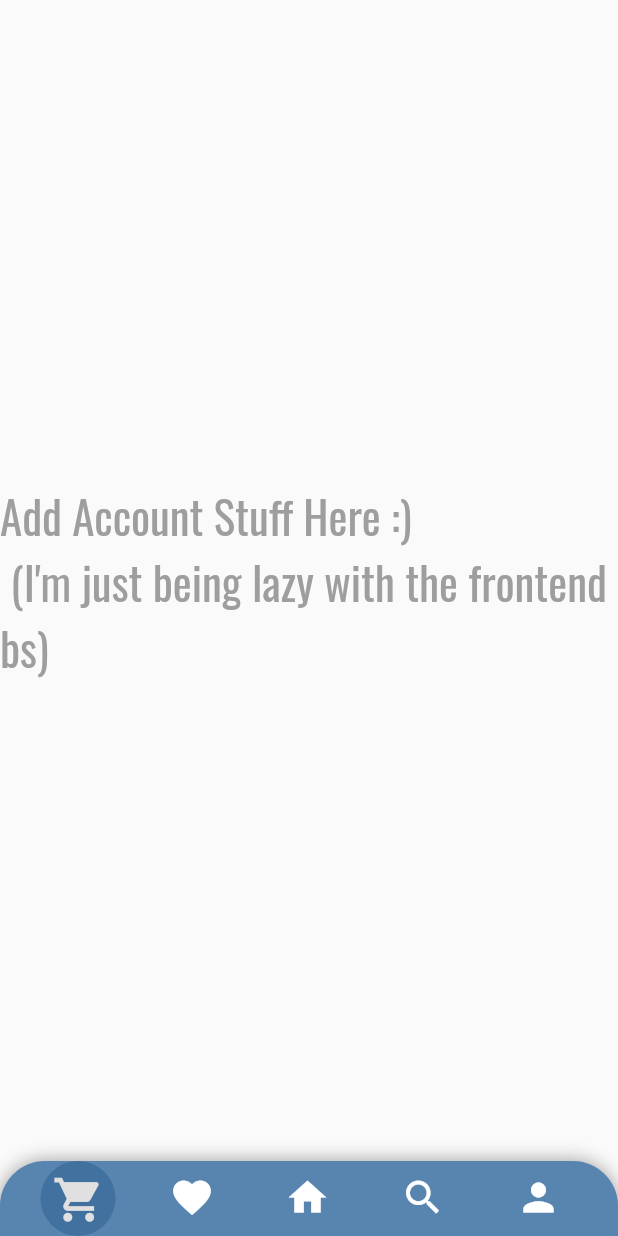
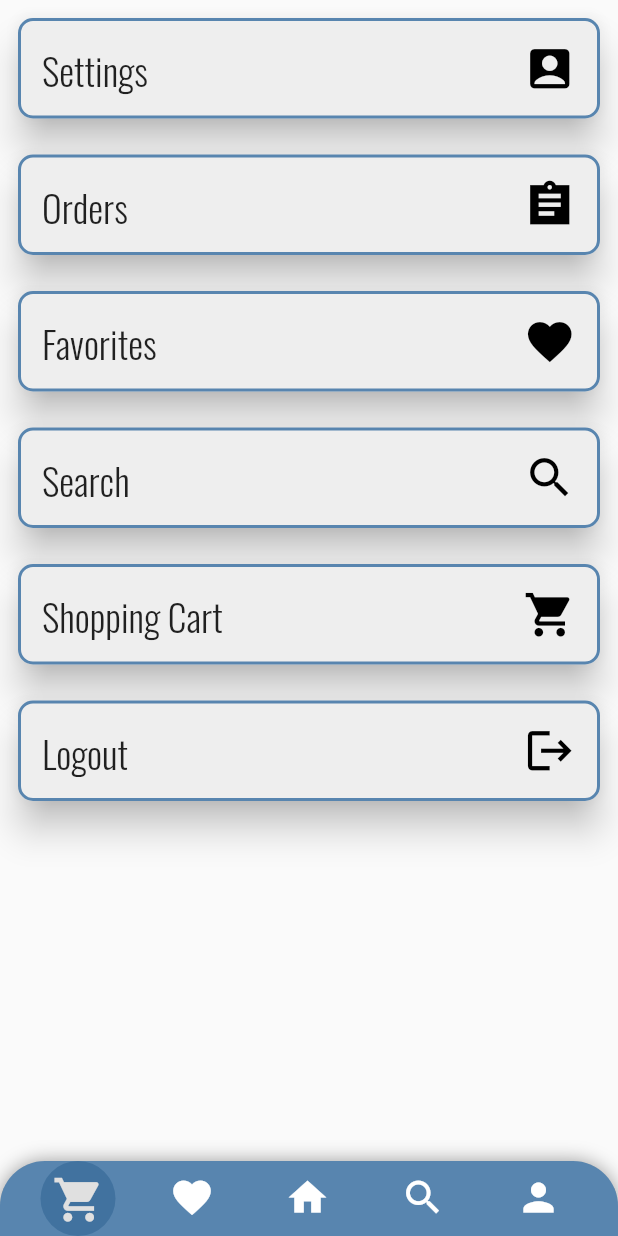
Before and after one commit to Isac-Pederson/fabrics, a Flutter app: the AccountScreen screen opened by its route, on a phone screen of 412 x 824 dp. Run offline on Flutter 3.47's test engine with Material 2 defaults, Android fonts, the phone set to English and light mode, and no system bars; drawn by our look-alikes of flutter_bounceable; our stand-ins replace google_fonts, material_symbols_icons; network calls fail.

Commit message:
account screen created and changed home screen tiles

```diff
--- /dev/null
+++ b/lib/components/widgets/detailed_card.dart
@@ -0,0 +1,57 @@
+import 'package:flutter/material.dart';
+import 'package:flutter_bounceable/flutter_bounceable.dart';
+import 'package:google_fonts/google_fonts.dart';
+
+import '../constants/colors.dart';
+
+class DetailedCard extends StatelessWidget {
+  final String text;
+  final IconData icon;
+  final VoidCallback onTap;
+  const DetailedCard({
+    super.key,
+    required this.text,
+    required this.icon,
+    required this.onTap,
+  });
+
+  @override
+  Widget build(BuildContext context) {
+    return Padding(
+      padding: const EdgeInsets.all(8.0),
+      child: SizedBox(
+        height: 75,
+        child: Bounceable(
+          onTap: onTap,
+          child: Card(
+            shape: RoundedRectangleBorder(
+                borderRadius: BorderRadius.circular(10),
+                side: BorderSide(color: kBlueGray, width: 2)),
+            shadowColor: Colors.black,
+            elevation: 10,
+            color: Colors.grey[200],
+            child: Padding(
+              padding: const EdgeInsets.all(16.0),
+              child: Row(
+                mainAxisAlignment: MainAxisAlignment.start,
+                children: [
+                  Text(
+                    text,
+                    style: GoogleFonts.oswald(
+                        fontSize: 25, fontWeight: FontWeight.w300),
+                  ),
+                  const Spacer(),
+                  Icon(
+                    icon,
+                    size: 35,
+                    color: Colors.black,
+                  )
+                ],
+              ),
+            ),
+          ),
+        ),
+      ),
+    );
+  }
+}
--- a/lib/components/widgets/icon_circle.dart
+++ b/lib/components/widgets/icon_circle.dart
@@ -18,7 +18,7 @@ class IconCircle extends StatelessWidget {
 
   @override
   Widget build(BuildContext context) {
-    return Consumer<PageNumber>(
+    return Consumer<PageSelected>(
       builder: (context, page, child) {
         return Stack(children: [
           CircleAvatar(
--- a/lib/main.dart
+++ b/lib/main.dart
@@ -14,7 +14,7 @@ void main() {
   runApp(MultiProvider(
     providers: [
       ChangeNotifierProvider(
-        create: ((context) => PageNumber()),
+        create: ((context) => PageSelected()),
       ),
     ],
     child: const Main(),
--- a/lib/models/provider/app_bar_selected.dart
+++ b/lib/models/provider/app_bar_selected.dart
@@ -1,7 +1,7 @@
 import 'package:fabrics/components/constants/colors.dart';
 import 'package:flutter/material.dart';
 
-class PageNumber with ChangeNotifier {
+class PageSelected with ChangeNotifier {
   double page = 3;
 
   final double iconSize = 30;
--- a/lib/screens/account_screen.dart
+++ b/lib/screens/account_screen.dart
@@ -1,6 +1,7 @@
 import 'package:fabrics/components/widgets/rounded_bottom_app_bar.dart';
 import 'package:flutter/material.dart';
-import 'package:google_fonts/google_fonts.dart';
+
+import '../components/widgets/detailed_card.dart';
 
 class AccountScreen extends StatelessWidget {
   static String id = 'accountScreen';
@@ -11,10 +12,39 @@ class AccountScreen extends StatelessWidget {
     return Scaffold(
       bottomNavigationBar: const RoundedBottomAppBar(),
       body: SafeArea(
-          child: Center(
-        child: Text(
-            "Add Account Stuff Here :) \n (I'm just being lazy with the frontend bs) ",
-            style: GoogleFonts.oswald(color: Colors.grey, fontSize: 30)),
+          child: ListView(
+        children: [
+          DetailedCard(
+            icon: Icons.account_box_rounded,
+            text: 'Settings',
+            onTap: () {},
+          ),
+          DetailedCard(
+            icon: Icons.assignment_sharp,
+            text: 'Orders',
+            onTap: () {},
+          ),
+          DetailedCard(
+            icon: Icons.favorite,
+            text: 'Favorites',
+            onTap: () {},
+          ),
+          DetailedCard(
+            icon: Icons.search,
+            text: 'Search',
+            onTap: () {},
+          ),
+          DetailedCard(
+            icon: Icons.shopping_cart,
+            text: 'Shopping Cart',
+            onTap: () {},
+          ),
+          DetailedCard(
+            icon: Icons.logout,
+            text: 'Logout',
+            onTap: () {},
+          ),
+        ],
       )),
     );
   }
--- a/pubspec.yaml
+++ b/pubspec.yaml
@@ -34,6 +34,7 @@ dependencies:
   firebase_core: ^2.15.1
   flutter:
     sdk: flutter
+  flutter_bounceable: ^1.1.0
   google_fonts: ^5.1.0
   material_symbols_icons: ^4.2668.0
   provider: ^6.0.5
```
Also changed, not shown: lib/screens/home_screen.dart (+27 -21 lines), pubspec.lock.
